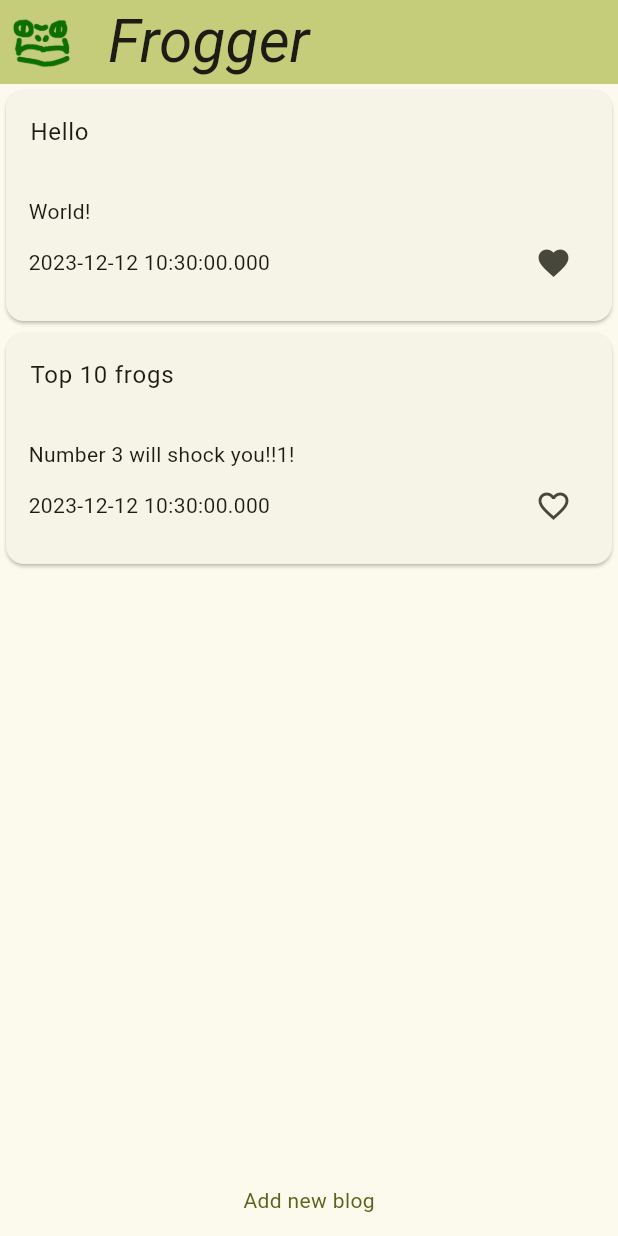
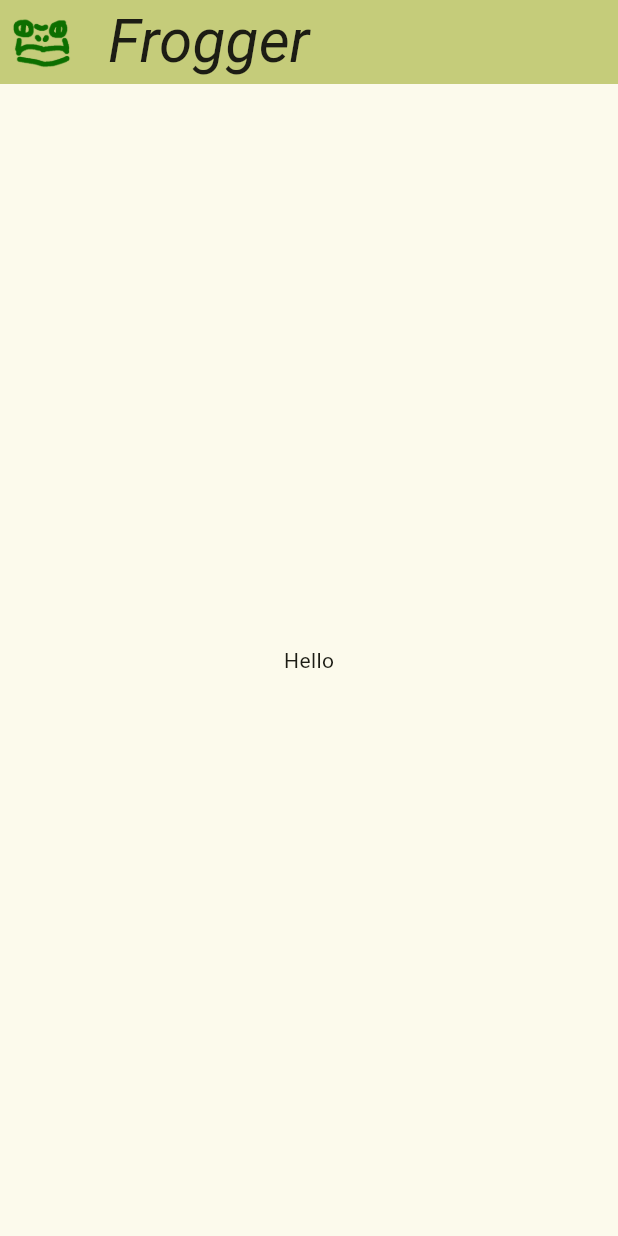
Before and after one commit to stafel/flogger, a Flutter app: the screen it shows after launch, after a tap on "Hello", on a phone screen of 412 x 824 dp. Run offline on Flutter 3.47's test engine with Material 3 defaults, Android fonts, the phone set to English and light mode, and no system bars.

Commit message:
feat: subpage for blog

```diff
--- a/lib/main.dart
+++ b/lib/main.dart
@@ -1,16 +1,20 @@
 import 'package:flutter/material.dart';
 import 'package:frogger/models/blogentry.dart';
 import 'package:frogger/views/blogcard.dart';
+import 'package:frogger/views/blogdetailpage.dart';
 import 'package:frogger/views/newblogbutton.dart';
 import 'package:frogger/views/logodrawer.dart';
 import 'package:frogger/views/customdrawer.dart';
 
 void main() {
-  runApp(const MyApp());
+  runApp(MyApp());
 }
 
 class MyApp extends StatelessWidget {
-  const MyApp({super.key});
+  MyApp({super.key});
+
+  GlobalKey<NavigatorState> navigatorKey = GlobalKey<NavigatorState>();
+
 
   // This widget is the root of your application.
   @override
@@ -35,15 +39,39 @@ class MyApp extends StatelessWidget {
             fontSize: 40,
             fontStyle: FontStyle.italic,
           ))),
-      home: const MyHomePage(title: 'Frogger'),
+
+      builder: (context, child) => BaseView(title: 'Frogger', child: child!),
+      navigatorKey: navigatorKey,
+      initialRoute: 'homeRoute',
+      routes: {
+        'homeRoute': (context) => const MyHomePage(),
+        'blogdetailRoute': (context) => BlogDetailPage(),
+      },
     );
   }
 }
 
+// wrapper to reuse drawer and appbar
+class BaseView extends StatelessWidget {
+  const BaseView({super.key, required this.child, required this.title});
+  final Widget child;
+  final String title;
+  @override
+  Widget build(BuildContext context) {
+    return Scaffold(
+        drawer: const CustomDrawer(),
+        appBar: AppBar(
+          backgroundColor: Theme.of(context).colorScheme.inversePrimary,
+          title: Text(title),
+          leading: const LogoDrawer(),
+        ),
+        body: child,
+      );
+  }
+}
+
 class MyHomePage extends StatefulWidget {
-  const MyHomePage({super.key, required this.title});
-
-  final String title;
+  const MyHomePage({super.key});
 
   @override
   State<MyHomePage> createState() => _MyHomePageState();
@@ -72,6 +100,9 @@ class _MyHomePageState extends State<MyHomePage> {
   openBlog(String blogId) {
     blogList.where((element) => element.uuid == blogId).forEach((element) {
       //print(element.uuid);
+      //navigatorKey.currentState!.pushNamed(routeName);
+      //Navigator.push(context, MaterialPageRoute<void>(builder: (context) => BlogDetailPage()));
+      Navigator.pushNamed(context, 'blogdetailRoute');
     });
   }
 
@@ -85,14 +116,7 @@ class _MyHomePageState extends State<MyHomePage> {
 
   @override
   Widget build(BuildContext context) {
-    return Scaffold(
-        drawer: const CustomDrawer(),
-        appBar: AppBar(
-          backgroundColor: Theme.of(context).colorScheme.inversePrimary,
-          title: Text(widget.title),
-          leading: const LogoDrawer(),
-        ),
-        body: Center(
+    return Center(
           child: Column(
             children: [
               Expanded(
@@ -127,6 +151,6 @@ class _MyHomePageState extends State<MyHomePage> {
                   }),
             ],
           ),
-        ));
+        );
   }
 }
--- a/lib/views/blogcard.dart
+++ b/lib/views/blogcard.dart
@@ -23,7 +23,9 @@ class BlogCard extends StatelessWidget {
   Widget build(BuildContext context) {
     return Card(
       child: InkWell(
-        onTap: () { onBlogPressed(); },
+        onTap: () {
+          onBlogPressed();
+        },
         child: Column(
         children: [
           ListTile(
--- /dev/null
+++ b/lib/views/blogdetailpage.dart
@@ -0,0 +1,12 @@
+import 'package:flutter/material.dart';
+
+class BlogDetailPage extends StatelessWidget {
+
+  @override
+  Widget build(BuildContext context) {
+    return const Center(
+      child: Text("Hello"),
+    );
+  }
+
+}
--- a/lib/views/logodrawer.dart
+++ b/lib/views/logodrawer.dart
@@ -1,4 +1,5 @@
 import 'package:flutter/material.dart';
+import 'package:frogger/views/navbackbutton.dart';
 
 class LogoDrawer extends StatelessWidget {
   const LogoDrawer({
@@ -7,9 +8,15 @@ class LogoDrawer extends StatelessWidget {
 
   @override
   Widget build(BuildContext context) {
-    return Builder(builder: (context) => IconButton(
-      icon: Image.asset("images/logo.png"),
-      onPressed: () => Scaffold.of(context).openDrawer(),
+    return Builder(builder: (context) =>
+      Row(
+        children: [
+          NavBackButton(),
+          IconButton(
+          icon: Image.asset("images/logo.png"),
+          onPressed: () => Scaffold.of(context).openDrawer(),
+        ),
+        ]
     ),
     );
   }
--- /dev/null
+++ b/lib/views/navbackbutton.dart
@@ -0,0 +1,19 @@
+import 'package:flutter/material.dart';
+
+class NavBackButton extends StatelessWidget {
+  const NavBackButton({super.key});
+
+  @override
+  Widget build(BuildContext context) {
+    if (Navigator.canPop(context) == false) {
+      return Container();
+    }
+
+    return IconButton(
+      onPressed: () {
+        Navigator.pop(context);
+      },
+      icon: const Icon(Icons.arrow_back),
+    );
+  }
+}
--- a/lib/views/newblogbutton.dart
+++ b/lib/views/newblogbutton.dart
@@ -1,4 +1,5 @@
 import 'package:flutter/material.dart';
+import 'package:frogger/views/blogdetailpage.dart';
 
 class NewBlogButton extends StatelessWidget {
   const NewBlogButton({super.key, required this.text, required this.onPressed});
```
